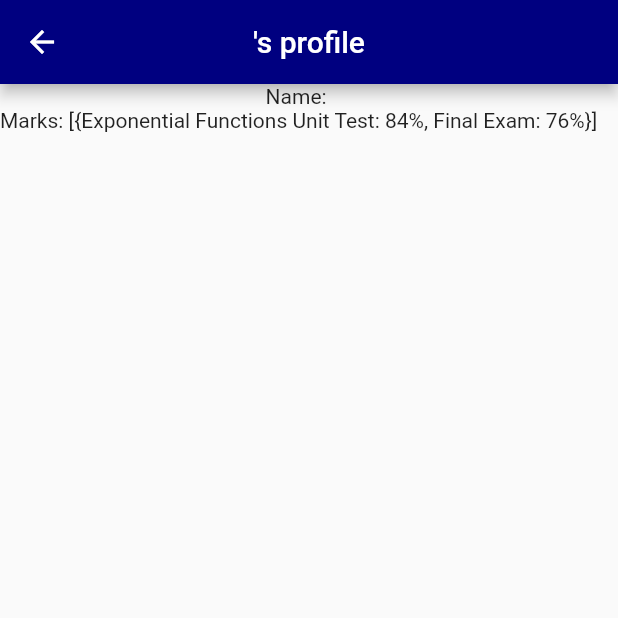
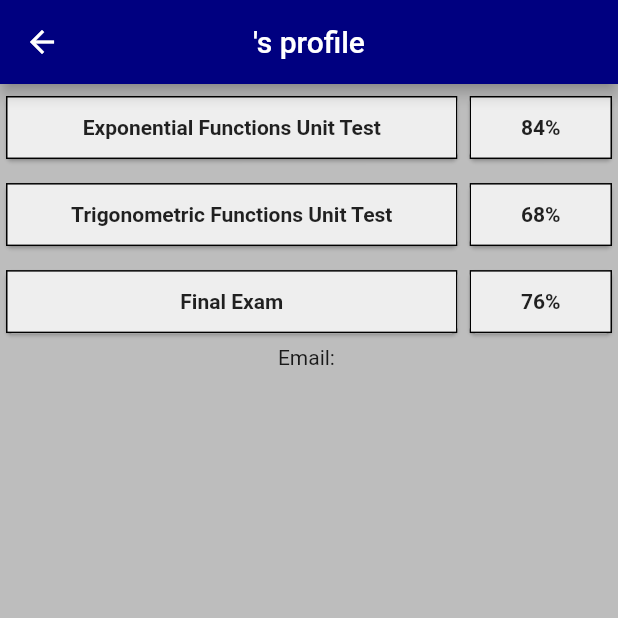
Before and after one commit to ChristianStefaniw/MarkSpace, a Flutter app: the StudentProfile screen opened directly with empty values, on a phone screen of 412 x 824 dp, the top half of it. Run offline on Flutter 3.47's test engine with Material 2 defaults, Android fonts, the phone set to English and light mode, and no system bars; our stand-ins replace flutter_screenutil, google_fonts, page_transition; network calls fail.

Commit message:
student assessment view

```diff
--- a/mark_space_app/lib/models/teacher/get_student_profile_data.dart
+++ b/mark_space_app/lib/models/teacher/get_student_profile_data.dart
@@ -6,9 +6,13 @@ class GetStudentProfileData {
   GetStudentProfileData({this.name, this.email, this.classID});
 
   Map get data {
-    List marks = [
-      {"Exponential Functions Unit Test": '84%', "Final Exam": '76%'}
-    ];
+    Map marks = {
+      'Functions': {
+        "Exponential Functions Unit Test": '84%',
+        "Trigonometric Functions Unit Test": '68%'
+      },
+      'Exam': {"Final Exam": '76%'}
+    };
     return {
       'name': this.name,
       'email': this.email,
--- a/mark_space_app/lib/screens/teacher/class/class_tabs/the_class.dart
+++ b/mark_space_app/lib/screens/teacher/class/class_tabs/the_class.dart
@@ -1,10 +1,8 @@
 import 'package:flutter/material.dart';
-import 'package:mark_space_app/models/teacher/class_data.dart';
-
 
 import 'package:mark_space_app/models/teacher/get_student_profile_data.dart';
 import 'package:mark_space_app/screens/teacher/student/student_profile.dart';
-import 'package:mark_space_app/widgets/inherited/single_class_data_inherited.dart';
+import 'package:mark_space_app/widgets/teacher/inherited/single_class_data_inherited.dart';
 import 'package:page_transition/page_transition.dart';
 
 class TheClass extends StatelessWidget {
--- a/mark_space_app/lib/screens/teacher/student/student_profile.dart
+++ b/mark_space_app/lib/screens/teacher/student/student_profile.dart
@@ -1,16 +1,30 @@
 import 'package:flutter/material.dart';
 import 'package:mark_space_app/models/teacher/get_student_profile_data.dart';
-
+import 'package:mark_space_app/widgets/teacher/student_profile_grade.dart';
 
 class StudentProfile extends StatelessWidget {
+  final GetStudentProfileData profile;
 
-  final GetStudentProfileData profile;
   StudentProfile({this.profile});
+
+  List<StudentProfileGrade> _studentGrades(Map data) {
+    List<StudentProfileGrade> _grades = [];
+    data.forEach((unit, section) {
+      section.forEach((assessment, grade) {
+        _grades.add(StudentProfileGrade(
+          grade: grade,
+          assessment: assessment,
+        ));
+      });
+    });
+    return _grades;
+  }
 
   @override
   Widget build(BuildContext context) {
+    Map _data = this.profile.data;
 
-    Map _data = this.profile.data;
+    List<StudentProfileGrade> _grades = _studentGrades(_data['marks']);
 
     return Scaffold(
       appBar: AppBar(
@@ -18,10 +32,27 @@ class StudentProfile extends StatelessWidget {
         backgroundColor: Color(0xff000080),
         title: Text("${_data['name']}\'s profile"),
       ),
-      body: Column(
+      body: Stack(
         children: [
-          Text("Name: ${_data['name']}"),
-          Text("Marks: ${_data['marks']}")
+          Container(
+            width: double.infinity,
+            height: double.infinity,
+            color: Colors.grey[400],
+          ),
+          Column(
+            children: [
+              ListView.builder(
+                itemCount: _grades.length,
+                shrinkWrap: true,
+                itemBuilder: (context, index) {
+                  return Container(child: _grades[index], margin: EdgeInsets.symmetric(vertical: 4),);
+                },
+              ),
+              Container(
+                child: Text("Email: ${_data['email']}"),
+              )
+            ],
+          ),
         ],
       ),
     );
--- /dev/null
+++ b/mark_space_app/lib/widgets/teacher/student_profile_grade.dart
@@ -0,0 +1,59 @@
+import 'package:flutter/material.dart';
+import 'package:flutter_screenutil/flutter_screenutil.dart';
+
+class StudentProfileGrade extends StatelessWidget {
+  final String grade;
+  final String assessment;
+
+  StudentProfileGrade({this.grade, this.assessment});
+
+  @override
+  Widget build(BuildContext context) {
+    return Row(
+      children: [
+        Expanded(
+          flex: 3,
+          child: Card(
+            child: InkWell(
+              splashColor: Colors.grey[500],
+              onTap: () => print("open test photo"),
+              child: Ink(
+                decoration: BoxDecoration(
+                  border: Border.all(color: Colors.black),
+                  color: Colors.grey[200],
+                ),
+                padding: EdgeInsets.symmetric(vertical: 28.h),
+                child: Text(
+                  this.assessment,
+                  textAlign: TextAlign.center,
+                  style: TextStyle(fontWeight: FontWeight.w700),
+                ),
+              ),
+            ),
+          ),
+        ),
+        Expanded(
+          flex: 1,
+          child: Card(
+            child: InkWell(
+              splashColor: Colors.grey[500],
+              onTap: ()=>print('sub-grades'),
+              child: Ink(
+                decoration: BoxDecoration(
+                  border: Border.all(color: Colors.black),
+                  color: Colors.grey[200],
+                ),
+                padding: EdgeInsets.symmetric(vertical: 28.h),
+                child: Text(
+                  this.grade,
+                  textAlign: TextAlign.center,
+                  style: TextStyle(fontWeight: FontWeight.w700),
+                ),
+              ),
+            ),
+          ),
+        )
+      ],
+    );
+  }
+}
```
Also changed, not shown: mark_space_app/lib/screens/teacher/class/class.dart (+16 -2 lines), mark_space_app/lib/screens/teacher/class/create_class.dart (added, +8 -0 lines), mark_space_app/lib/screens/teacher/home_teacher.dart (+10 -3 lines), mark_space_app/lib/widgets/class_card_item.dart (deleted, +0 -52 lines), mark_space_app/lib/widgets/teacher/class_card.dart (renamed from mark_space_app/lib/widgets/class_card.dart, +7 -7 lines), mark_space_app/lib/widgets/teacher/class_card_item.dart (added, +50 -0 lines), mark_space_app/lib/widgets/teacher/inherited/all_class_data_inherited.dart (renamed from mark_space_app/lib/widgets/inherited/all_class_data_inherited.dart), mark_space_app/lib/widgets/teacher/inherited/single_class_data_inherited.dart (renamed from mark_space_app/lib/widgets/inherited/single_class_data_inherited.dart), 1 other file.
